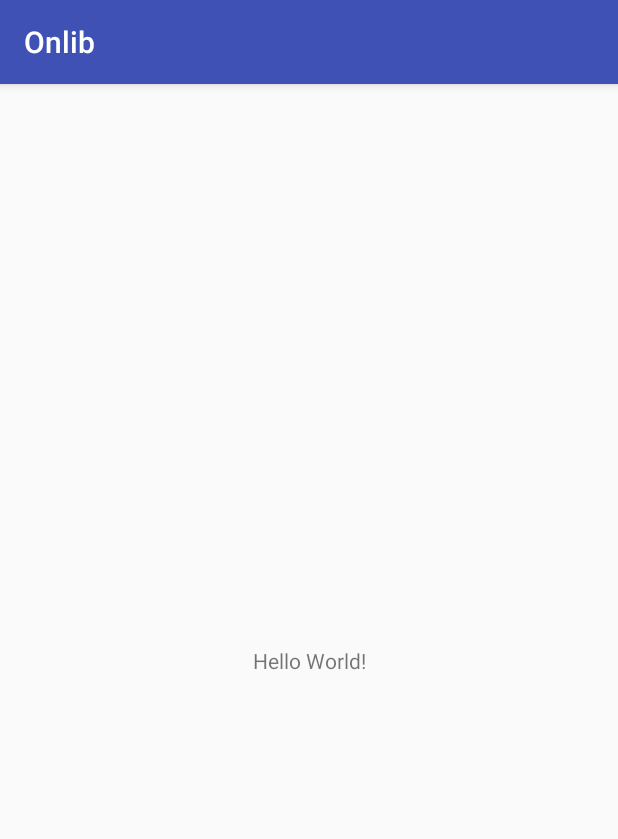
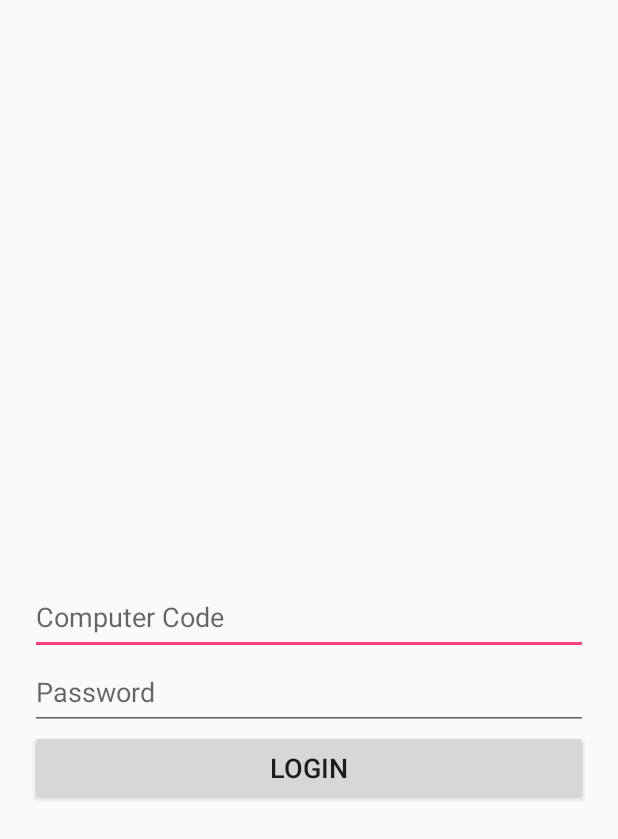
Before and after one commit to garvit008/Onlib, an Android app: the screen it shows after launch (MainActivity before the commit, LoginActivity after it), on a phone screen of 412 x 824 dp. Shown: the top 839 px of the screen. Run offline under Robolectric (Android 15) with nearby library versions, the phone set to English and light mode, and no system bars; our stand-ins replace Firebase (no records; nobody signed in at launch, a user with empty details on screens opened directly).

Commit message:
day 1 login

```diff
--- a/app/build.gradle
+++ b/app/build.gradle
@@ -22,7 +22,11 @@ dependencies {
     implementation fileTree(dir: 'libs', include: ['*.jar'])
     implementation 'com.android.support:appcompat-v7:28.0.0'
     implementation 'com.android.support.constraint:constraint-layout:1.1.3'
+    implementation 'com.google.firebase:firebase-core:16.0.1'
+    implementation 'com.google.firebase:firebase-auth:16.0.1'
     testImplementation 'junit:junit:4.12'
     androidTestImplementation 'com.android.support.test:runner:1.0.2'
     androidTestImplementation 'com.android.support.test.espresso:espresso-core:3.0.2'
 }
+
+apply plugin: 'com.google.gms.google-services'
--- a/app/src/main/AndroidManifest.xml
+++ b/app/src/main/AndroidManifest.xml
@@ -1,7 +1,7 @@
 <?xml version="1.0" encoding="utf-8"?>
 <manifest xmlns:android="http://schemas.android.com/apk/res/android"
     package="com.ips.lib.onlib">
-
+    <uses-permission android:name="android.permission.INTERNET"/>
     <application
         android:allowBackup="true"
         android:icon="@mipmap/ic_launcher"
@@ -16,6 +16,7 @@
                 <category android:name="android.intent.category.LAUNCHER" />
             </intent-filter>
         </activity>
+        <activity android:name=".LoginActivity"/>
     </application>
 
 </manifest>
--- /dev/null
+++ b/app/src/main/java/com/ips/lib/onlib/LoginActivity.java
@@ -0,0 +1,109 @@
+package com.ips.lib.onlib;
+
+import android.content.Intent;
+import android.os.Bundle;
+import android.support.annotation.NonNull;
+import android.support.v7.app.AppCompatActivity;
+import android.util.Log;
+import android.view.View;
+import android.widget.Button;
+import android.widget.EditText;
+import android.widget.ProgressBar;
+import android.widget.Toast;
+
+import com.google.android.gms.tasks.OnCompleteListener;
+import com.google.android.gms.tasks.OnFailureListener;
+import com.google.android.gms.tasks.Task;
+import com.google.firebase.auth.AuthResult;
+import com.google.firebase.auth.FirebaseAuth;
+import com.google.firebase.auth.FirebaseUser;
+
+
+public class LoginActivity extends AppCompatActivity {
+
+    private static final String TAG = "LoginActivity";
+    private EditText computerCode;
+    private EditText password;
+    private Button login;
+    private ProgressBar pbar;
+    private FirebaseAuth mAuth;
+    @Override
+    protected void onCreate(Bundle savedInstanceState) {
+        super.onCreate(savedInstanceState);
+        setContentView(R.layout.activity_login);
+        computerCode = findViewById(R.id.computerCode);
+        password = findViewById(R.id.password);
+        login = findViewById(R.id.loginBtn);
+        pbar = findViewById(R.id.loginPbar);
+        mAuth = FirebaseAuth.getInstance();
+        pbar.setVisibility(View.GONE);
+        computerCode.setAlpha(1f);
+        password.setAlpha(1f);
+        login.setAlpha(1f);
+        initSignIn();
+    }
+
+    private void initSignIn(){
+        login.setOnClickListener(new View.OnClickListener() {
+            @Override
+            public void onClick(View view) {
+                String compCode = computerCode.getText().toString();
+                String pass = password.getText().toString();
+                if(compCode.equals("") || pass.equals("")){
+                    Toast.makeText(LoginActivity.this, "credentials cannot be empty", Toast.LENGTH_SHORT).show();
+                }
+                else{
+                    compCode+="@ipsa.com";
+                    signIn(compCode, pass);
+                    pbar.setVisibility(View.VISIBLE);
+                    computerCode.setAlpha(0.5f);
+                    password.setAlpha(0.5f);
+                    login.setAlpha(0.5f);
+                }
+            }
+        });
+    }
+
+
+
+    private void signIn(String computerCode, String password){
+        Log.d(TAG, "signIn: credentials: " + computerCode + ", " + password);
+        mAuth.signInWithEmailAndPassword(computerCode, password)
+                .addOnCompleteListener(this, new OnCompleteListener<AuthResult>() {
+                    @Override
+                    public void onComplete(@NonNull Task<AuthResult> task) {
+                        if(task.isSuccessful()){
+                            Log.d(TAG, "onComplete: signin successfull");
+                            FirebaseUser user = mAuth.getCurrentUser();
+                            updateUI(user);
+                        }
+                        else {
+                            Toast.makeText(LoginActivity.this, "Authentication Failed", Toast.LENGTH_SHORT).show();
+
+                            updateUI(null);
+                        }
+                    }
+                }).addOnFailureListener(this, new OnFailureListener() {
+            @Override
+            public void onFailure(@NonNull Exception e) {
+                Log.d(TAG, "onFailure: signIn failed: " + e.getMessage());
+            }
+        });
+    }
+
+    private void updateUI(FirebaseUser user){
+        if(user!=null){
+            Log.d(TAG, "updateUI: user logging in");
+            pbar.setVisibility(View.GONE);
+            Intent intent = new Intent(LoginActivity.this, MainActivity.class);
+            startActivity(intent);
+            finish();
+        }
+        else{
+            Log.d(TAG, "updateUI: user is null");
+            pbar.setVisibility(View.GONE);
+        }
+    }
+
+
+}
--- a/app/src/main/java/com/ips/lib/onlib/MainActivity.java
+++ b/app/src/main/java/com/ips/lib/onlib/MainActivity.java
@@ -1,13 +1,48 @@
 package com.ips.lib.onlib;
 
+import android.content.Intent;
 import android.support.v7.app.AppCompatActivity;
 import android.os.Bundle;
+import android.util.Log;
+import android.widget.Button;
+import android.widget.EditText;
+import android.widget.ProgressBar;
+
+import com.google.firebase.FirebaseApp;
+import com.google.firebase.auth.FirebaseAuth;
+import com.google.firebase.auth.FirebaseUser;
 
 public class MainActivity extends AppCompatActivity {
+
+    private FirebaseAuth mAuth;
+    private static final String TAG = "MainActivity";
 
     @Override
     protected void onCreate(Bundle savedInstanceState) {
         super.onCreate(savedInstanceState);
         setContentView(R.layout.activity_main);
+        FirebaseApp.initializeApp(this);
+        mAuth = FirebaseAuth.getInstance();
+       // mAuth.signOut();
+
+    }
+
+    @Override
+    public void onStart() {
+        super.onStart();
+        FirebaseApp.initializeApp(this);
+        // Check if user is signed in (non-null) and update UI accordingly.
+        FirebaseUser currentUser = mAuth.getCurrentUser();
+        updateUI(currentUser);
+    }
+
+    private void updateUI(FirebaseUser user){
+        if(user!=null){
+            Log.d(TAG, "updateUI: user logged in");
+        }
+        else{
+            Intent intent = new Intent(MainActivity.this, LoginActivity.class);
+            startActivity(intent);
+        }
     }
 }
--- /dev/null
+++ b/app/src/main/res/layout/activity_login.xml
@@ -0,0 +1,63 @@
+<?xml version="1.0" encoding="utf-8"?>
+<RelativeLayout xmlns:android="http://schemas.android.com/apk/res/android"
+    xmlns:app="http://schemas.android.com/apk/res-auto"
+    xmlns:tools="http://schemas.android.com/tools"
+    android:layout_width="match_parent"
+    android:layout_height="match_parent"
+    >
+
+    <RelativeLayout
+        android:layout_width="match_parent"
+        android:layout_height="match_parent"
+        android:id="@+id/relalayout1">
+
+
+        <EditText
+            android:layout_width="match_parent"
+            android:layout_height="50dp"
+            android:id="@+id/computerCode"
+            android:textSize="18sp"
+            android:hint="Computer Code"
+            android:layout_centerInParent="true"
+            android:layout_marginRight="20dp"
+            android:layout_marginLeft="20dp"
+            />
+
+
+        <EditText
+            android:layout_width="match_parent"
+            android:layout_height="50dp"
+            android:id="@+id/password"
+            android:layout_below="@+id/computerCode"
+            android:textSize="18sp"
+            android:hint="Password"
+            android:inputType="textPassword"
+            android:layout_marginRight="20dp"
+            android:layout_marginLeft="20dp"
+
+            />
+
+        <Button
+            android:layout_width="match_parent"
+            android:layout_height="50dp"
+            android:id="@+id/loginBtn"
+            android:layout_below="@+id/password"
+            android:layout_marginRight="20dp"
+            android:layout_marginLeft="20dp"
+            android:text="Login"
+            android:textSize="18sp"
+            />
+
+        <ProgressBar
+            android:layout_width="50dp"
+            android:layout_height="50dp"
+            android:layout_centerInParent="true"
+            android:id="@+id/loginPbar"
+            android:visibility="gone"
+            />
+
+
+
+    </RelativeLayout>
+
+</RelativeLayout>
--- a/app/src/main/res/layout/activity_main.xml
+++ b/app/src/main/res/layout/activity_main.xml
@@ -1,18 +1,6 @@
 <?xml version="1.0" encoding="utf-8"?>
-<android.support.constraint.ConstraintLayout xmlns:android="http://schemas.android.com/apk/res/android"
-    xmlns:app="http://schemas.android.com/apk/res-auto"
-    xmlns:tools="http://schemas.android.com/tools"
-    android:layout_width="match_parent"
-    android:layout_height="match_parent"
-    tools:context=".MainActivity">
+<RelativeLayout
+    xmlns:android="http://schemas.android.com/apk/res/android" android:layout_width="match_parent"
+    android:layout_height="match_parent">
 
-    <TextView
-        android:layout_width="wrap_content"
-        android:layout_height="wrap_content"
-        android:text="Hello World!"
-        app:layout_constraintBottom_toBottomOf="parent"
-        app:layout_constraintLeft_toLeftOf="parent"
-        app:layout_constraintRight_toRightOf="parent"
-        app:layout_constraintTop_toTopOf="parent" />
-
-</android.support.constraint.ConstraintLayout>
+</RelativeLayout>
--- a/app/src/main/res/values/styles.xml
+++ b/app/src/main/res/values/styles.xml
@@ -1,7 +1,7 @@
 <resources>
 
     <!-- Base application theme. -->
-    <style name="AppTheme" parent="Theme.AppCompat.Light.DarkActionBar">
+    <style name="AppTheme" parent="Theme.AppCompat.Light.NoActionBar">
         <!-- Customize your theme here. -->
         <item name="colorPrimary">@color/colorPrimary</item>
         <item name="colorPrimaryDark">@color/colorPrimaryDark</item>
--- a/build.gradle
+++ b/build.gradle
@@ -12,6 +12,7 @@ buildscript {
 
         // NOTE: Do not place your application dependencies here; they belong
         // in the individual module build.gradle files
+        classpath 'com.google.gms:google-services:3.1.1'
     }
 }
 
```
Also changed, not shown: 1 other file.
